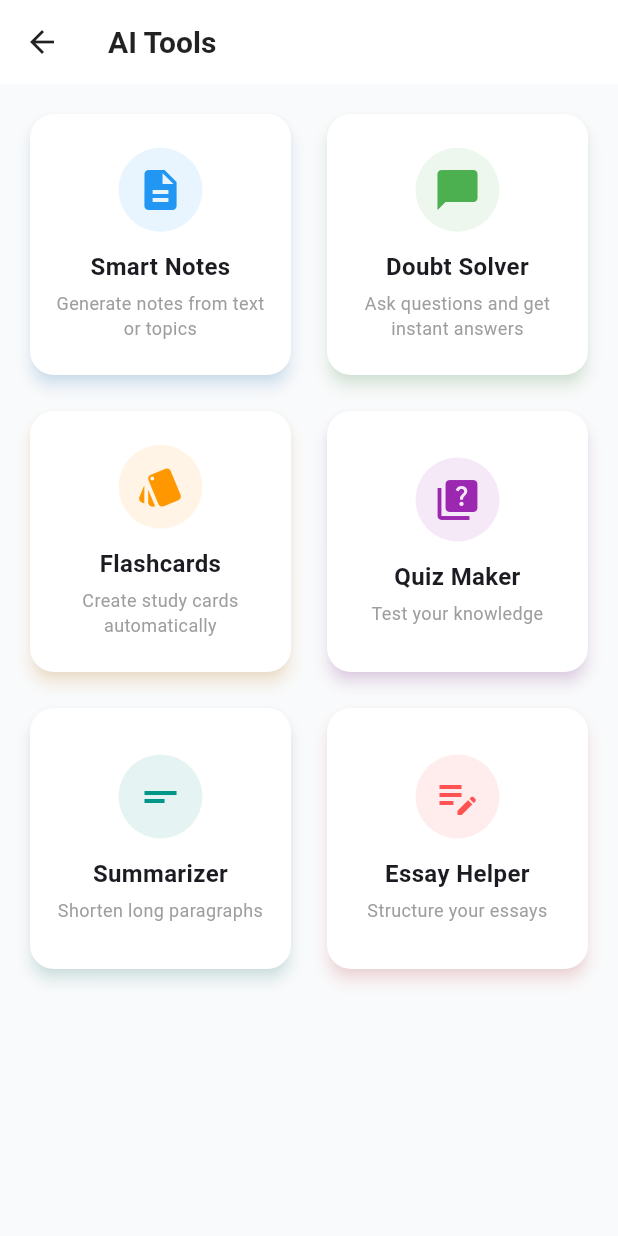
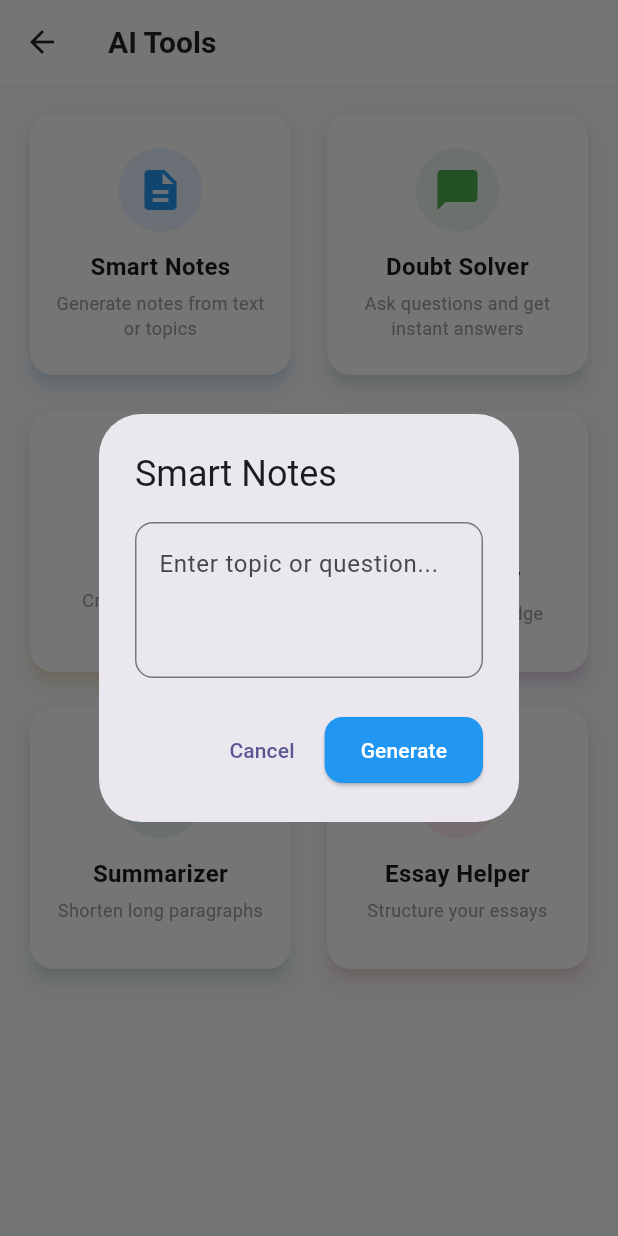
Before and after one commit to could-ai/019ab9d8-8f7f-77bd-920c-91d4bc952950, a Flutter app: the AiToolsScreen screen opened directly, after a tap on "Smart Notes", on a phone screen of 412 x 824 dp. Run offline on Flutter 3.47's test engine with Material 3 defaults, Android fonts, the phone set to English and light mode, and no system bars.

Commit message:
Created a mock AI service to simulate backend responses for various study tools (Notes, Doubts, Flashcards, etc.).; Updated AiToolsScreen to be interactive. Added logic to show an input dialog when a tool is clicked, call the mock AiService, and display the generated result in a bottom sheet.

```diff
--- a/usr/lib/screens/ai_tools/ai_tools_screen.dart
+++ b/usr/lib/screens/ai_tools/ai_tools_screen.dart
@@ -1,7 +1,114 @@
 import 'package:flutter/material.dart';
+import 'package:couldai_user_app/services/ai_service.dart';
 
-class AiToolsScreen extends StatelessWidget {
+class AiToolsScreen extends StatefulWidget {
   const AiToolsScreen({super.key});
+
+  @override
+  State<AiToolsScreen> createState() => _AiToolsScreenState();
+}
+
+class _AiToolsScreenState extends State<AiToolsScreen> {
+  bool _isLoading = false;
+
+  Future<void> _handleToolTap(BuildContext context, String title, Color color) async {
+    // Show input dialog
+    final TextEditingController _controller = TextEditingController();
+
+    final String? input = await showDialog<String>(
+      context: context,
+      builder: (context) => AlertDialog(
+        title: Text(title),
+        content: TextField(
+          controller: _controller,
+          decoration: InputDecoration(
+            hintText: 'Enter topic or question...',
+            border: OutlineInputBorder(borderRadius: BorderRadius.circular(12)),
+          ),
+          maxLines: 3,
+        ),
+        actions: [
+          TextButton(
+            onPressed: () => Navigator.pop(context),
+            child: const Text('Cancel'),
+          ),
+          ElevatedButton(
+            onPressed: () => Navigator.pop(context, _controller.text),
+            style: ElevatedButton.styleFrom(backgroundColor: color),
+            child: const Text('Generate'),
+          ),
+        ],
+      ),
+    );
+
+    if (input != null && input.isNotEmpty) {
+      setState(() => _isLoading = true);
+
+      // Simulate AI processing
+      try {
+        final response = await AiService.generateResponse(title, input);
+
+        if (!mounted) return;
+
+        // Show result
+        showModalBottomSheet(
+          context: context,
+          isScrollControlled: true,
+          shape: const RoundedRectangleBorder(
+            borderRadius: BorderRadius.vertical(top: Radius.circular(20)),
+          ),
+          builder: (context) => Container(
+            padding: const EdgeInsets.all(24),
+            height: MediaQuery.of(context).size.height * 0.6,
+            child: Column(
+              crossAxisAlignment: CrossAxisAlignment.start,
+              children: [
+                Row(
+                  mainAxisAlignment: MainAxisAlignment.spaceBetween,
+                  children: [
+                    Text(
+                      '$title Result',
+                      style: TextStyle(fontSize: 20, fontWeight: FontWeight.bold, color: color),
+                    ),
+                    IconButton(
+                      icon: const Icon(Icons.close),
+                      onPressed: () => Navigator.pop(context),
+                    ),
+                  ],
+                ),
+                const Divider(),
+                Expanded(
+                  child: SingleChildScrollView(
+                    child: Text(
+                      response,
+                      style: const TextStyle(fontSize: 16, height: 1.5),
+                    ),
+                  ),
+                ),
+                const SizedBox(height: 16),
+                SizedBox(
+                  width: double.infinity,
+                  child: ElevatedButton.icon(
+                    onPressed: () {
+                      Navigator.pop(context);
+                      ScaffoldMessenger.of(context).showSnackBar(
+                        const SnackBar(content: Text('Saved to your library!')),
+                      );
+                    },
+                    icon: const Icon(Icons.save_alt),
+                    label: const Text('Save Result'),
+                    style: ElevatedButton.styleFrom(backgroundColor: color),
+                  ),
+                ),
+              ],
+            ),
+          ),
+        );
+      } finally {
+        if (mounted) setState(() => _isLoading = false);
+      }
+    }
+  }
 
   @override
   Widget build(BuildContext context) {
@@ -9,7 +116,9 @@ class AiToolsScreen extends StatelessWidget {
       appBar: AppBar(
         title: const Text('AI Tools'),
       ),
-      body: GridView.count(
+      body: Stack(
+        children: [
+          GridView.count(
             crossAxisCount: 2,
             padding: const EdgeInsets.all(16),
             crossAxisSpacing: 16,
@@ -59,6 +168,15 @@ class AiToolsScreen extends StatelessWidget {
               ),
             ],
           ),
+          if (_isLoading)
+            Container(
+              color: Colors.black54,
+              child: const Center(
+                child: CircularProgressIndicator(color: Colors.white),
+              ),
+            ),
+        ],
+      ),
     );
   }
 
@@ -67,7 +185,7 @@ class AiToolsScreen extends StatelessWidget {
       elevation: 4,
       shadowColor: color.withOpacity(0.3),
       child: InkWell(
-        onTap: () {},
+        onTap: () => _handleToolTap(context, title, color),
         borderRadius: BorderRadius.circular(16),
         child: Padding(
           padding: const EdgeInsets.all(16.0),
```
Also changed, not shown: usr/lib/services/ai_service.dart (added, +26 -0 lines). Lines whose indentation alone changed are shown as unchanged.
